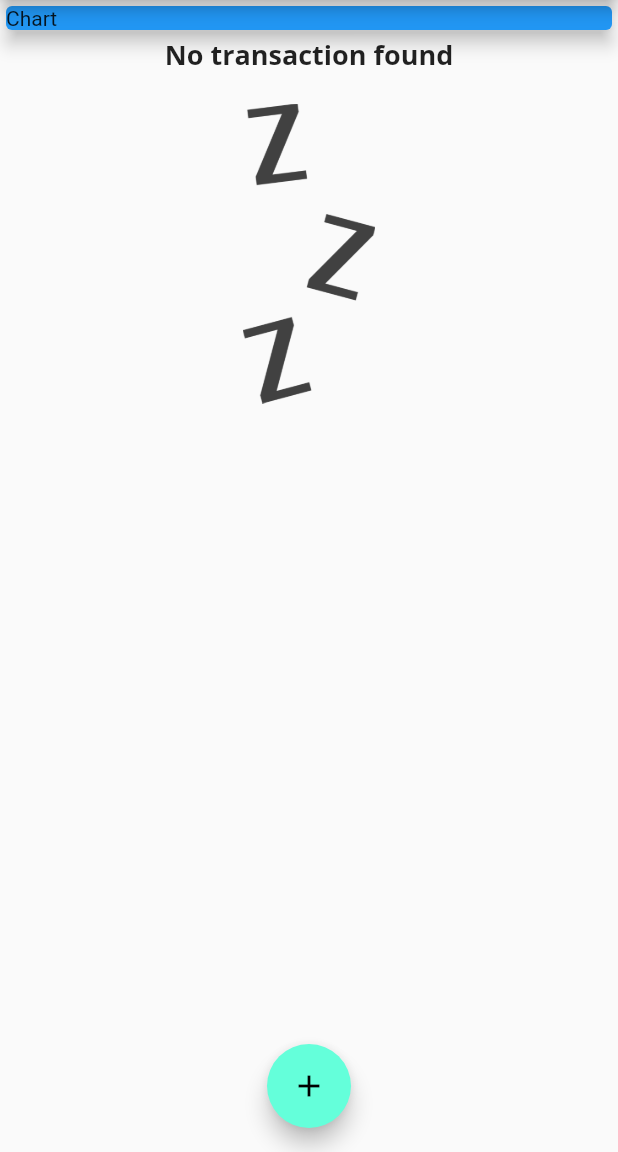
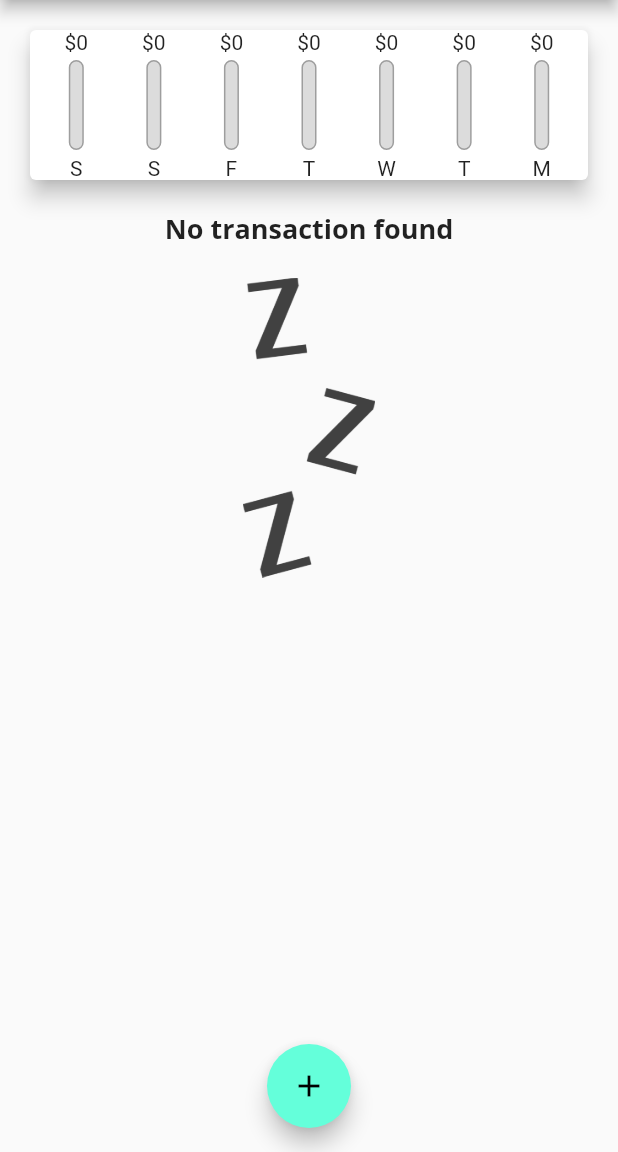
Before and after one commit to mohaBz/ExpensesApp, a Flutter app: the screen it shows after launch, on a phone screen of 412 x 824 dp, the part 84-1236 px from its top. Run offline on Flutter 3.47's test engine with Material 2 defaults, Android fonts, the phone set to English and light mode, and no system bars.

Commit message:
added chart widget and ListTile to transactionList

```diff
--- a/lib/main.dart
+++ b/lib/main.dart
@@ -1,6 +1,7 @@
 import 'dart:ui';
 import 'dart:wasm';
 
+import 'package:ExpensesApp/widgets/chart.dart';
 import 'package:ExpensesApp/widgets/new_transaction.dart';
 import 'package:ExpensesApp/widgets/transactionList.dart';
 import 'package:ExpensesApp/models/transaction.dart';
@@ -49,6 +50,17 @@ class MyHomePage extends StatefulWidget {
 
 class _MyHomePageState extends State<MyHomePage> {
   final List<transaction> _userTransactions = [];
+
+  List<transaction> get recentTransactions {
+    return _userTransactions.where((element) {
+      return element.date.isAfter(
+        DateTime.now().subtract(
+          Duration(days: 7),
+        ),
+      );
+    }).toList();
+  }
+
   void _addNewTransaction(String title, double amount) {
     final newTransaction = transaction(
       title: title,
@@ -90,14 +102,7 @@ class _MyHomePageState extends State<MyHomePage> {
           child: Column(
             mainAxisAlignment: MainAxisAlignment.start,
             children: <Widget>[
-              Container(
-                width: double.infinity,
-                child: Card(
-                  color: Colors.blue,
-                  child: Text("Chart"),
-                  elevation: 5,
-                ),
-              ),
+              Chart(recentTransactions),
               transactionList(_userTransactions)
             ],
           ),
--- /dev/null
+++ b/lib/widgets/chart.dart
@@ -0,0 +1,66 @@
+import 'package:ExpensesApp/models/transaction.dart';
+import 'package:flutter/material.dart';
+import '../widgets/chart_bar.dart';
+import 'package:intl/intl.dart';
+
+class Chart extends StatelessWidget {
+  List<transaction> recentTransactions;
+  Chart(this.recentTransactions);
+  double get totalWeekAmount {
+    double sum = 0.0;
+    recentTransactions.forEach((element) {
+      sum += element.amount;
+    });
+    return sum;
+  }
+
+  List<Map<String, Object>> get groupedTransactionValues {
+    return List.generate(7, (index) {
+      final weekDay = DateTime.now().subtract(
+        Duration(
+          days: index,
+        ),
+      );
+      double totalSum = 0.0;
+      for (var i = 0; i < recentTransactions.length; i++) {
+        if (recentTransactions[i].date.day == weekDay.day &&
+            recentTransactions[i].date.month == weekDay.month &&
+            recentTransactions[i].date.year == weekDay.year)
+          totalSum += recentTransactions[i].amount;
+      }
+
+      return {
+        'day': DateFormat.E().format(weekDay).substring(0, 1),
+        'amount': totalSum,
+      };
+    }).toList();
+  }
+
+  @override
+  Widget build(BuildContext context) {
+    print(groupedTransactionValues);
+    return Card(
+      elevation: 6,
+      margin: EdgeInsets.all(20),
+      child: Container(
+        padding: EdgeInsets.only(
+          left: 5,
+          right: 5,
+        ),
+        child: Row(
+            mainAxisAlignment: MainAxisAlignment.spaceAround,
+            children: groupedTransactionValues.map((e) {
+              return Flexible(
+                fit: FlexFit.tight,
+                child: ChartBar(
+                    e['day'],
+                    e['amount'],
+                    totalWeekAmount == 0.0
+                        ? 0.0
+                        : (e['amount'] as double) / totalWeekAmount),
+              );
+            }).toList()),
+      ),
+    );
+  }
+}
--- /dev/null
+++ b/lib/widgets/chart_bar.dart
@@ -0,0 +1,52 @@
+import 'package:flutter/material.dart';
+
+class ChartBar extends StatelessWidget {
+  final String label;
+  final double spendingAmount;
+  final double spendingPctTotal;
+  ChartBar(this.label, this.spendingAmount, this.spendingPctTotal);
+
+  @override
+  Widget build(BuildContext context) {
+    return Column(
+      children: [
+        FittedBox(
+          child: Text(
+            '\$${spendingAmount.toStringAsFixed(0)}',
+          ),
+        ),
+        SizedBox(
+          height: 4,
+        ),
+        Container(
+          height: 60,
+          width: 10,
+          child: Stack(
+            children: [
+              Container(
+                decoration: BoxDecoration(
+                  border: Border.all(color: Colors.grey),
+                  color: Color.fromRGBO(220, 220, 220, 1),
+                  borderRadius: BorderRadius.circular(10),
+                ),
+              ),
+              FractionallySizedBox(
+                heightFactor: spendingPctTotal,
+                child: Container(
+                  decoration: BoxDecoration(
+                    color: Theme.of(context).accentColor,
+                    borderRadius: BorderRadius.circular(10),
+                  ),
+                ),
+              )
+            ],
+          ),
+        ),
+        SizedBox(
+          height: 4,
+        ),
+        Text(label)
+      ],
+    );
+  }
+}
--- a/lib/widgets/transactionList.dart
+++ b/lib/widgets/transactionList.dart
@@ -31,34 +31,26 @@ class transactionList extends StatelessWidget {
           : ListView.builder(
               itemBuilder: (context, index) {
                 return Card(
-                  child: Row(
-                    children: <Widget>[
-                      Container(
-                        margin: EdgeInsets.all(10),
-                        decoration: BoxDecoration(
-                          border: Border.all(
-                            width: 2,
-                            color: Theme.of(context).primaryColorDark,
-                          ),
-                        ),
-                        padding: EdgeInsets.all(5),
+                    child: ListTile(
+                  leading: CircleAvatar(
+                    radius: 30,
+                    child: Padding(
+                      padding: EdgeInsets.all(6),
+                      child: FittedBox(
                         child: Text(
                           '\$${_userTransactions[index].amount.toStringAsFixed(2)}',
                           style: TextStyle(
-                            color: Theme.of(context).primaryColorDark,
                             fontWeight: FontWeight.bold,
-                            fontSize: 20,
                           ),
                         ),
                       ),
-                      Column(
-                        crossAxisAlignment: CrossAxisAlignment.start,
-                        children: <Widget>[
-                          Text(
+                    ),
+                  ),
+                  title: Text(
                     _userTransactions[index].title,
                     style: Theme.of(context).textTheme.headline6,
                   ),
-                          Text(
+                  subtitle: Text(
                     _userTransactions[index].date.year.toString() +
                         "-" +
                         _userTransactions[index].date.month.toString() +
@@ -70,11 +62,7 @@ class transactionList extends StatelessWidget {
                       fontSize: 12,
                     ),
                   ),
-                        ],
-                      )
-                    ],
-                  ),
-                );
+                ));
               },
               itemCount: _userTransactions.length,
             ),
--- a/pubspec.yaml
+++ b/pubspec.yaml
@@ -23,7 +23,7 @@ environment:
 dependencies:
   flutter:
     sdk: flutter
-
+  intl: ^0.16.1
 
   # The following adds the Cupertino Icons font to your application.
   # Use with the CupertinoIcons class for iOS style icons.
```
Also changed, not shown: pubspec.lock. Lines whose indentation alone changed are shown as unchanged.
